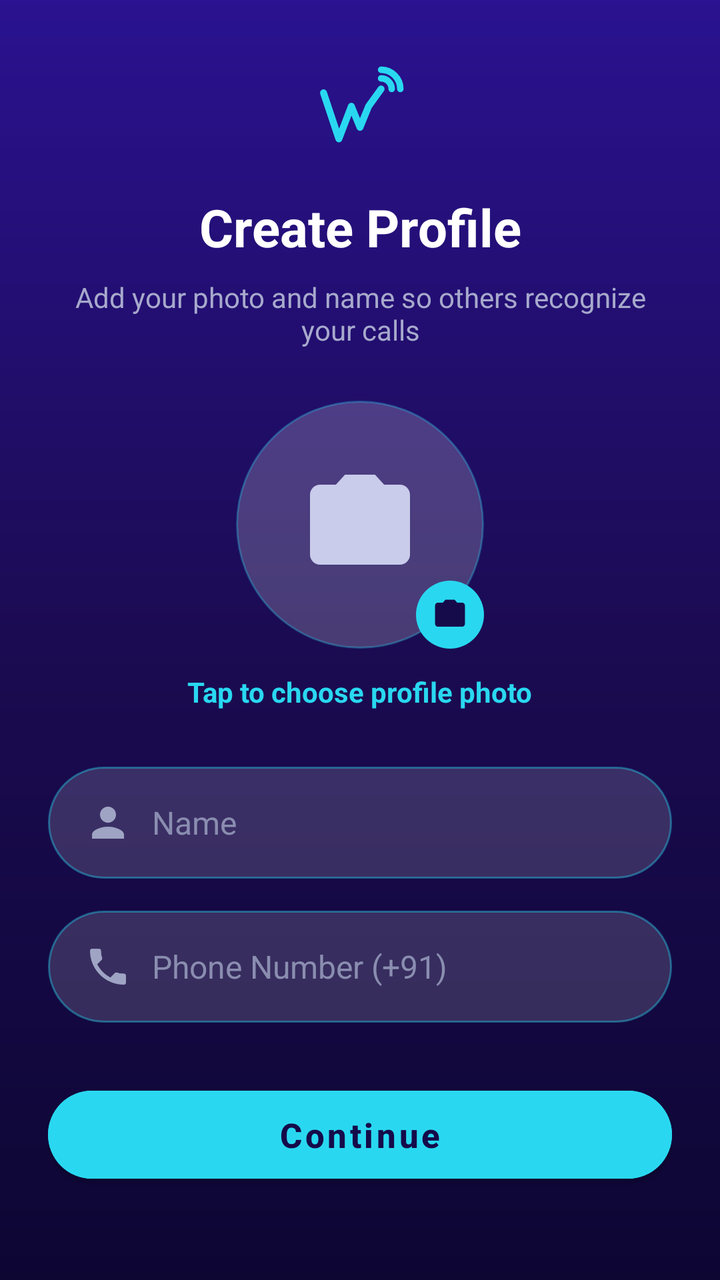
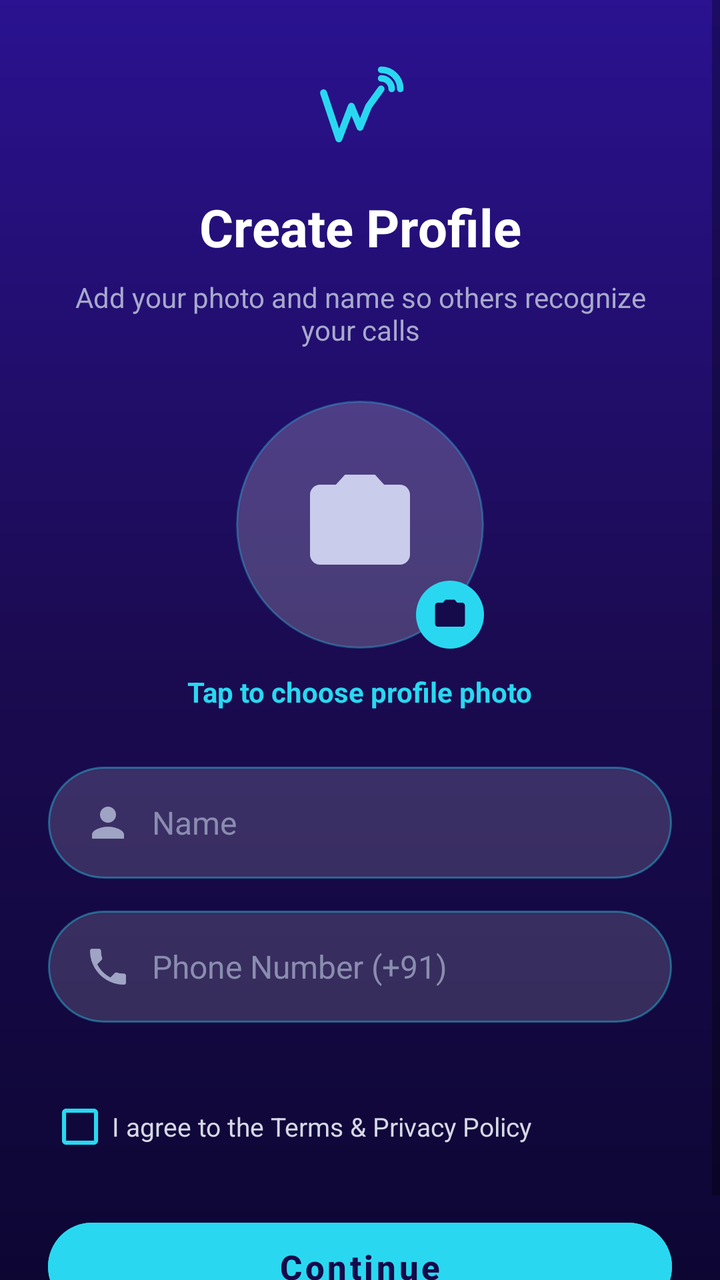

The first picture is an Android layout as it rendered before a commit; the second is the same layout after the commit. The layout source and the unified diff follow.
<!-- AndroidManifest.xml: application theme Theme.WPRD -->
<!-- res/layout/activity_create_profile.xml -->
<?xml version="1.0" encoding="utf-8"?>
<ScrollView xmlns:android="http://schemas.android.com/apk/res/android"
    xmlns:app="http://schemas.android.com/apk/res-auto"
    android:layout_width="match_parent"
    android:layout_height="match_parent"
    android:background="@drawable/bg_dark_gradient"
    android:fillViewport="true"
    android:fitsSystemWindows="true">

    <LinearLayout
        android:layout_width="match_parent"
        android:layout_height="wrap_content"
        android:orientation="vertical"
        android:padding="24dp"
        android:gravity="center_horizontal">

        <ImageView
            android:layout_width="48dp"
            android:layout_height="48dp"
            android:layout_marginTop="8dp"
            android:src="@drawable/ic_wprd_logo"
            android:contentDescription="WPRD logo" />

        <TextView
            android:id="@+id/tvCreateProfileTitle"
            android:layout_width="match_parent"
            android:layout_height="wrap_content"
            android:layout_marginTop="16dp"
            android:gravity="center"
            android:text="Create Profile"
            android:textColor="#FFFFFF"
            android:textSize="26sp"
            android:textStyle="bold" />

        <TextView
            android:id="@+id/tvCreateProfileSubtitle"
            android:layout_width="match_parent"
            android:layout_height="wrap_content"
            android:layout_marginTop="8dp"
            android:gravity="center"
            android:text="Add your photo and name so others recognize your calls"
            android:textColor="#A7A9CC"
            android:textSize="14sp"
            android:layout_marginBottom="26dp" />

        
        <FrameLayout
            android:layout_width="124dp"
            android:layout_height="124dp">

            <ImageView
                android:id="@+id/ivProfilePhoto"
                android:layout_width="match_parent"
                android:layout_height="match_parent"
                android:background="@drawable/bg_avatar_placeholder"
                android:clickable="true"
                android:focusable="true"
                android:padding="32dp"
                android:scaleType="centerCrop"
                android:src="@drawable/ic_camera"
                android:contentDescription="Profile Photo" />

            <ImageView
                android:layout_width="34dp"
                android:layout_height="34dp"
                android:layout_gravity="bottom|end"
                android:background="@drawable/bg_circle_cyan_fill"
                android:clickable="false"
                android:padding="8dp"
                android:src="@drawable/ic_camera_dark"
                android:contentDescription="Add photo" />
        </FrameLayout>

        <TextView
            android:id="@+id/tvSelectPhoto"
            android:layout_width="wrap_content"
            android:layout_height="wrap_content"
            android:layout_marginTop="6dp"
            android:padding="6dp"
            android:text="Tap to choose profile photo"
            android:textColor="#29D8F0"
            android:textSize="14sp"
            android:textStyle="bold"
            android:layout_marginBottom="22dp" />

        <EditText
            android:id="@+id/etProfileName"
            android:layout_width="match_parent"
            android:layout_height="56dp"
            android:background="@drawable/bg_input_field"
            android:drawableStart="@drawable/ic_person"
            android:drawablePadding="10dp"
            android:hint="Name"
            android:inputType="textPersonName|textCapWords"
            android:paddingHorizontal="18dp"
            android:textColor="#FFFFFF"
            android:textColorHint="#8A8DB0"
            android:textSize="16sp"
            android:layout_marginBottom="16dp" />

        <EditText
            android:id="@+id/etProfilePhone"
            android:layout_width="match_parent"
            android:layout_height="56dp"
            android:background="@drawable/bg_input_field"
            android:drawableStart="@drawable/ic_phone_field"
            android:drawablePadding="10dp"
            android:hint="Phone Number (+91)"
            android:inputType="phone"
            android:paddingHorizontal="18dp"
            android:textColor="#D6D8E7"
            android:textColorHint="#8A8DB0"
            android:textSize="16sp"
            android:layout_marginBottom="28dp" />

        <Button
            android:id="@+id/btnContinue"
            android:layout_width="match_parent"
            android:layout_height="56dp"
            android:backgroundTint="#29D8F0"
            android:text="Continue"
            android:textAllCaps="false"
            android:textColor="#150A4A"
            android:textSize="17sp"
            android:textStyle="bold"
            app:cornerRadius="28dp" />

    </LinearLayout>
</ScrollView>
<!-- resources referenced by this layout -->
<resources>
  <!-- drawable bg_avatar_placeholder (drawable) -->
  <?xml version="1.0" encoding="utf-8"?>
  <shape xmlns:android="http://schemas.android.com/apk/res/android" android:shape="oval">
      <solid android:color="#33FFFFFF" />
      <stroke android:width="1dp" android:color="#4D29D8F0" />
  </shape>
  <!-- drawable bg_circle_cyan_fill (drawable) -->
  <?xml version="1.0" encoding="utf-8"?>
  <shape xmlns:android="http://schemas.android.com/apk/res/android" android:shape="oval">
      <solid android:color="#29D8F0" />
  </shape>
  <!-- drawable bg_dark_gradient (drawable) -->
  <?xml version="1.0" encoding="utf-8"?>
  <shape xmlns:android="http://schemas.android.com/apk/res/android">
      <gradient android:angle="270" android:startColor="#2A1290" android:centerColor="#1B0B52" android:endColor="#0D0633" android:type="linear" />
  </shape>
  <!-- drawable bg_input_field (drawable) -->
  <?xml version="1.0" encoding="utf-8"?>
  <shape xmlns:android="http://schemas.android.com/apk/res/android">
      <solid android:color="#26FFFFFF" />
      <stroke android:width="1dp" android:color="#6629D8F0" />
      <corners android:radius="28dp" />
  </shape>
  <!-- drawable ic_camera (drawable) -->
  <?xml version="1.0" encoding="utf-8"?>
  <vector xmlns:android="http://schemas.android.com/apk/res/android"
      android:width="24dp" android:height="24dp"
      android:viewportWidth="24" android:viewportHeight="24">
      <path android:fillColor="#C9CCEA" android:pathData="M12,15.2C13.77,15.2 15.2,13.77 15.2,12C15.2,10.23 13.77,8.8 12,8.8C10.23,8.8 8.8,10.23 8.8,12C8.8,13.77 10.23,15.2 12,15.2ZM9,2L7.17,4H4C2.9,4 2,4.9 2,6V18C2,19.1 2.9,20 4,20H20C21.1,20 22,19.1 22,18V6C22,4.9 21.1,4 20,4H16.83L15,2H9Z"/>
  </vector>
  <!-- drawable ic_camera_dark (drawable) -->
  <?xml version="1.0" encoding="utf-8"?>
  <vector xmlns:android="http://schemas.android.com/apk/res/android"
      android:width="24dp" android:height="24dp"
      android:viewportWidth="24" android:viewportHeight="24">
      <path android:fillColor="#150A4A" android:pathData="M12,15.2C13.77,15.2 15.2,13.77 15.2,12C15.2,10.23 13.77,8.8 12,8.8C10.23,8.8 8.8,10.23 8.8,12C8.8,13.77 10.23,15.2 12,15.2ZM9,2L7.17,4H4C2.9,4 2,4.9 2,6V18C2,19.1 2.9,20 4,20H20C21.1,20 22,19.1 22,18V6C22,4.9 21.1,4 20,4H16.83L15,2H9Z"/>
  </vector>
  <!-- drawable ic_person (drawable) -->
  <?xml version="1.0" encoding="utf-8"?>
  <vector xmlns:android="http://schemas.android.com/apk/res/android"
      android:width="24dp" android:height="24dp"
      android:viewportWidth="24" android:viewportHeight="24">
      <path android:fillColor="#9FA4C4" android:pathData="M12,12C14.21,12 16,10.21 16,8C16,5.79 14.21,4 12,4C9.79,4 8,5.79 8,8C8,10.21 9.79,12 12,12ZM12,14C9.33,14 4,15.34 4,18V20H20V18C20,15.34 14.67,14 12,14Z"/>
  </vector>
  <!-- drawable ic_phone_field (drawable) -->
  <?xml version="1.0" encoding="utf-8"?>
  <vector xmlns:android="http://schemas.android.com/apk/res/android"
      android:width="24dp" android:height="24dp"
      android:viewportWidth="24" android:viewportHeight="24">
      <path android:fillColor="#9FA4C4" android:pathData="M6.62,10.79C8.06,13.62 10.38,15.94 13.21,17.38L15.41,15.18C15.69,14.9 16.08,14.82 16.43,14.93C17.55,15.3 18.75,15.5 20,15.5C20.55,15.5 21,15.95 21,16.5V20C21,20.55 20.55,21 20,21C10.61,21 3,13.39 3,4C3,3.45 3.45,3 4,3H7.5C8.05,3 8.5,3.45 8.5,4C8.5,5.25 8.7,6.45 9.07,7.57C9.18,7.92 9.1,8.31 8.82,8.59L6.62,10.79Z"/>
  </vector>
  <style name="Theme.WPRD" parent="Theme.MaterialComponents.DayNight.NoActionBar">
          <item name="colorPrimary">@color/cyan_neon</item>
          <item name="colorPrimaryVariant">@color/navy_primary</item>
          <item name="colorOnPrimary">@color/navy_dark</item>
          <item name="android:statusBarColor">@color/navy_dark</item>
          <item name="android:navigationBarColor">@color/navy_dark</item>
          <item name="android:windowBackground">@color/navy_dark</item>
      </style>
  <color name="cyan_neon">#29D8F0</color>
  <color name="navy_primary">#1B0B52</color>
  <color name="navy_dark">#0D0633</color>
  <!-- unchanged entries left out for length: 1 -->
</resources>

<!-- the commit's change to res/layout/activity_create_profile.xml (unified diff, before → after) -->
@@ -113,6 +113,16 @@
             android:textSize="16sp"
             android:layout_marginBottom="28dp" />
 
+        <CheckBox
+            android:id="@+id/cbSignupTerms"
+            android:layout_width="match_parent"
+            android:layout_height="wrap_content"
+            android:layout_marginBottom="18dp"
+            android:buttonTint="#29D8F0"
+            android:text="I agree to the Terms &amp; Privacy Policy"
+            android:textColor="#D6D8E7"
+            android:textSize="13sp" />
+
         <Button
             android:id="@+id/btnContinue"
             android:layout_width="match_parent"
